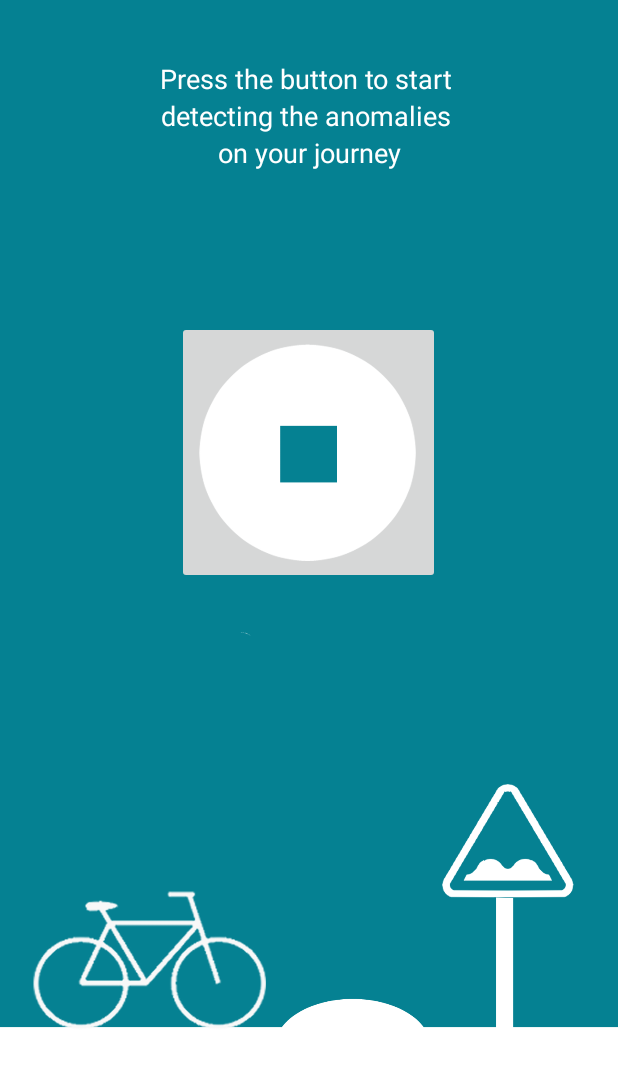
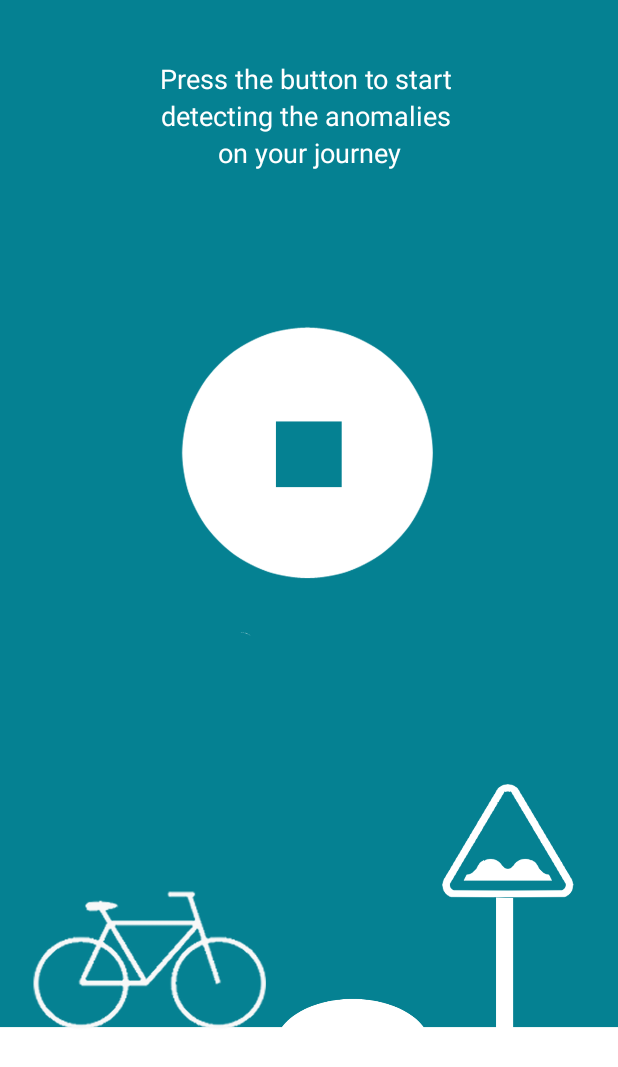
Before and after one commit to rlagusrud61/mod9-challenge2, an Android app: the screen it shows after launch (SensorActivity), after a tap on an icon or button, on a phone screen of 412 x 824 dp. Shown: the top 1067 px of the screen. Run offline under Robolectric (Android 15) with nearby library versions, the phone set to English and light mode, and no system bars.

```diff
--- a/app/src/main/java/com/example/challenge_1/SensorActivity.java
+++ b/app/src/main/java/com/example/challenge_1/SensorActivity.java
@@ -5,6 +5,7 @@ import android.app.Activity;
 import android.content.Context;
 import android.content.SharedPreferences;
 import android.content.pm.PackageManager;
+import android.graphics.Color;
 import android.hardware.Sensor;
 import android.hardware.SensorEvent;
 import android.hardware.SensorEventListener;
@@ -18,6 +19,7 @@ import android.util.Log;
 import android.view.View;
 import android.widget.Button;
 import android.widget.ImageButton;
+import android.widget.LinearLayout;
 import android.widget.TextView;
 
 import androidx.core.app.ActivityCompat;
@@ -47,12 +49,14 @@ public class SensorActivity extends FragmentActivity implements SensorEventListe
     private LocationListener locationListener;
 
     TextView xValue, yValue, zValue, introText1, introText2, introText3;
+    LinearLayout background_color;
     ImageButton startButton;
     Button again;
 
     // If app is running or if its on pause
     Boolean running = false;
     Boolean reset = false;
+    Boolean requested = true;
 
     private MapView mapView;
     private static final String MAPVIEW_BUNDLE_KEY = "MapViewBundleKey";
@@ -93,6 +97,7 @@ public class SensorActivity extends FragmentActivity implements SensorEventListe
         zValue = (TextView) findViewById(R.id.zValue);
         startButton = (ImageButton) findViewById(R.id.startButton);
         again = (Button) findViewById(R.id.again);
+        background_color = (LinearLayout) findViewById(R.id.background_color);
 
         if (ActivityCompat.checkSelfPermission((Activity) this, android.Manifest.permission.ACCESS_FINE_LOCATION) != PackageManager.PERMISSION_GRANTED) {
             ActivityCompat.requestPermissions((Activity) this, new String[]{
@@ -128,12 +133,13 @@ public class SensorActivity extends FragmentActivity implements SensorEventListe
                     zValue.setVisibility(View.VISIBLE);
                     startButton.setImageResource(R.drawable.stop);
                     mapView.setVisibility(View.GONE);
-                } else if (running == true && reset == false) {
+                } else if (running && reset == false) {
                     running = false;
                     reset = true;
                     introText1.setText("All done! ");
                     introText2.setText("These were the anomalies you ");
                     introText3.setText("encountered during your journey:");
+                    //(Color.argb(100,5,129,49))
                     xValue.setVisibility(View.GONE);
                     yValue.setVisibility(View.GONE);
                     zValue.setVisibility(View.GONE);
@@ -141,7 +147,7 @@ public class SensorActivity extends FragmentActivity implements SensorEventListe
                     mapView.setVisibility(View.VISIBLE);
                     again.setVisibility(View.VISIBLE);
                     startButton.setVisibility(View.GONE);
-                } else if (running == false && reset == true) {
+                } else if (running == false && reset) {
                     reset = false;
                     introText1.setText("Press the button to start ");
                     introText2.setText("detecting the anomalies ");
@@ -157,7 +163,7 @@ public class SensorActivity extends FragmentActivity implements SensorEventListe
         // Do it again button to restart the app
         again.setOnClickListener(new View.OnClickListener() {
             public void onClick(View v) {
-                if (running == false && reset == true) {
+                if (running == false && reset) {
                     reset = false;
                     introText1.setText("Press the button to start ");
                     introText2.setText("detecting the anomalies ");
@@ -179,13 +185,14 @@ public class SensorActivity extends FragmentActivity implements SensorEventListe
 
     @Override
     public void onLocationChanged(Location location) {
-        lat = location.getLatitude();
-        longi = location.getLongitude();
+        if (requested) {
+            lat = location.getLatitude();
+            longi = location.getLongitude();
+            googleMap.addMarker(new MarkerOptions().position(new LatLng(lat, longi)));
+            requested = false;
+        }
         if (mapView.getVisibility() == View.VISIBLE) {
             float zoomLevel = 15f;
-            Log.d(TAG, "OnHere: " + lat + ": " + longi);
-            googleMap.addMarker(new MarkerOptions().position(new LatLng(lat, longi)));
-            googleMap.addMarker(new MarkerOptions().position(new LatLng(52.2128944, 6.8833701)));
             googleMap.moveCamera(CameraUpdateFactory.newLatLngZoom(new LatLng(lat, longi), zoomLevel));
         }
     }
@@ -221,7 +228,6 @@ public class SensorActivity extends FragmentActivity implements SensorEventListe
             xValue.setText("xValue:" + x);
             yValue.setText("yValue:" + y);
             zValue.setText("zValue:" + z);
-
         }
     }
 
--- a/app/src/main/res/layout/activity_main.xml
+++ b/app/src/main/res/layout/activity_main.xml
@@ -4,6 +4,7 @@
     xmlns:tools="http://schemas.android.com/tools"
     android:layout_width="match_parent"
     android:layout_height="match_parent"
+    android:id="@+id/background_color"
     android:background="@drawable/app_challenge1"
     android:orientation="vertical">
 
@@ -89,6 +90,7 @@
                 android:adjustViewBounds="true"
                 android:cropToPadding="false"
                 android:scaleType="fitCenter"
+                android:background="@android:color/transparent"
                 android:src="@drawable/play" />
 
             <TextView
```
Also changed, not shown: app/src/main/res/drawable/background_color.png (added).
